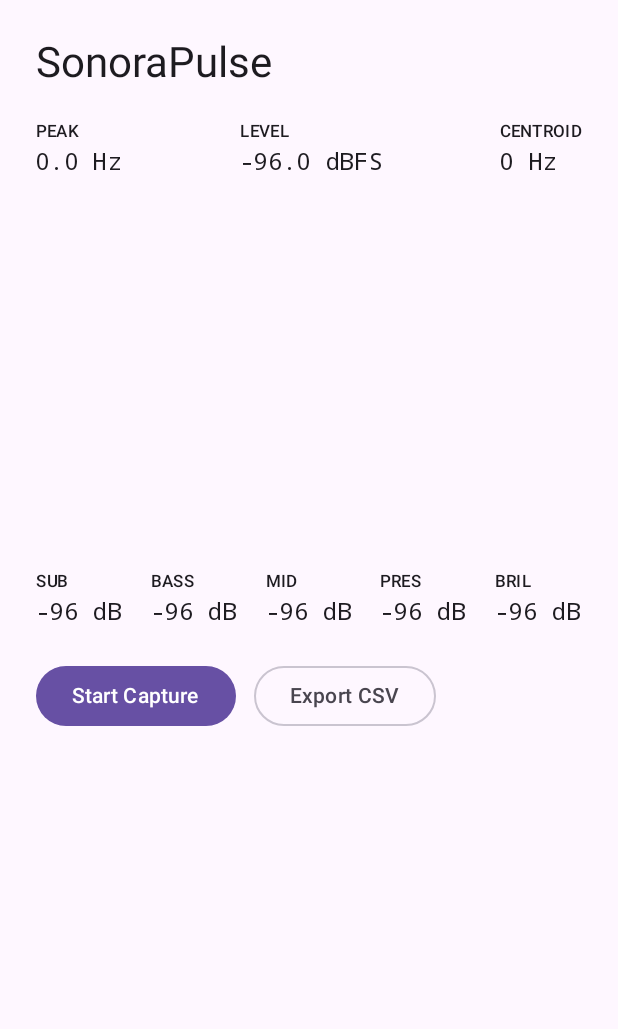
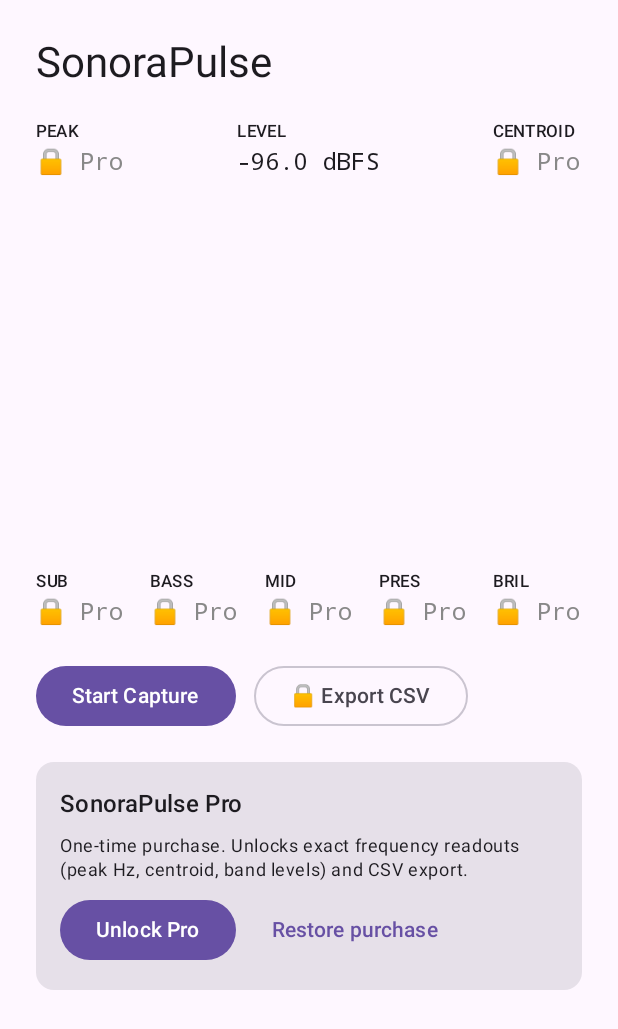
Before and after one commit to Tbarnard8991/SonoraPulse-, an Android app built with Jetpack Compose: the screen it shows after launch (MainActivity), on a phone screen of 412 x 824 dp. Shown: the top 1029 px of the screen. Run offline under Robolectric (Android 15) with nearby library versions, the phone set to English and light mode, and no system bars; libraries missing offline, so code that uses them is left out: com.android.billingclient; 9 statements that could not run were skipped.

Commit message:
Free app with one-time Pro unlock (Play Billing 8.3.0)

```diff
--- a/app/build.gradle.kts
+++ b/app/build.gradle.kts
@@ -19,7 +19,8 @@ android {
         targetSdk = 36       // Required by Google Play since Aug 31, 2026
         // Each cloud build gets a higher versionCode, which Google Play requires for every upload.
         versionCode = (System.getenv("GITHUB_RUN_NUMBER") ?: "1").toInt()
-        versionName = "1.0.${System.getenv("GITHUB_RUN_NUMBER") ?: "0"}"
+        // 1.1.x = free app with the one-time Pro unlock.
+        versionName = "1.1.${System.getenv("GITHUB_RUN_NUMBER") ?: "0"}"
 
         externalNativeBuild {
             cmake {
@@ -84,4 +85,6 @@ dependencies {
     implementation("androidx.lifecycle:lifecycle-viewmodel-compose:2.9.0")
     implementation("androidx.lifecycle:lifecycle-runtime-compose:2.9.0")
     implementation("com.google.oboe:oboe:1.11.0")
+    // Google Play Billing for the one-time "pro_unlock" in-app product.
+    implementation("com.android.billingclient:billing:8.3.0")
 }
--- a/app/src/main/AndroidManifest.xml
+++ b/app/src/main/AndroidManifest.xml
@@ -1,5 +1,7 @@
 <manifest xmlns:android="http://schemas.android.com/apk/res/android">
     <uses-permission android:name="android.permission.RECORD_AUDIO" />
+    <!-- Also merged in by the Play Billing library; declared here so it's explicit. -->
+    <uses-permission android:name="com.android.vending.BILLING" />
     <uses-feature android:name="android.hardware.microphone" android:required="true" />
 
     <application
--- a/app/src/main/java/com/sonorapulse/app/MainActivity.kt
+++ b/app/src/main/java/com/sonorapulse/app/MainActivity.kt
@@ -1,6 +1,9 @@
 package com.sonorapulse.app
 
 import android.Manifest
+import android.app.Activity
+import android.content.Context
+import android.content.ContextWrapper
 import android.content.pm.PackageManager
 import android.os.Bundle
 import android.widget.Toast
@@ -10,6 +13,8 @@ import androidx.activity.compose.setContent
 import androidx.activity.enableEdgeToEdge
 import androidx.activity.result.contract.ActivityResultContracts
 import androidx.compose.foundation.Canvas
+import androidx.compose.foundation.rememberScrollState
+import androidx.compose.foundation.verticalScroll
 import androidx.compose.foundation.layout.*
 import androidx.compose.material3.*
 import androidx.compose.runtime.*
@@ -19,12 +24,14 @@ import androidx.compose.ui.geometry.Size
 import androidx.compose.ui.graphics.Color
 import androidx.compose.ui.platform.LocalContext
 import androidx.compose.ui.text.font.FontFamily
+import androidx.compose.ui.text.font.FontWeight
 import androidx.compose.ui.unit.dp
 import androidx.core.content.ContextCompat
 import androidx.lifecycle.Lifecycle
 import androidx.lifecycle.compose.LifecycleEventEffect
 import androidx.lifecycle.compose.collectAsStateWithLifecycle
 import androidx.lifecycle.viewmodel.compose.viewModel
+import com.sonorapulse.app.billing.ProBilling
 import com.sonorapulse.app.export.ExportResult
 import com.sonorapulse.app.ui.SonoraPulseViewModel
 
@@ -32,6 +39,7 @@ class MainActivity : ComponentActivity() {
     override fun onCreate(savedInstanceState: Bundle?) {
         enableEdgeToEdge() // mandatory look on API 36; content must handle insets
         super.onCreate(savedInstanceState)
+        ProBilling.init(this)
         setContent {
             MaterialTheme {
                 Surface(modifier = Modifier.fillMaxSize()) {
@@ -40,6 +48,21 @@ class MainActivity : ComponentActivity() {
             }
         }
     }
+
+    override fun onResume() {
+        super.onResume()
+        // Restores Pro (or picks up a purchase finished elsewhere) and acknowledges it if needed.
+        ProBilling.refreshPurchases()
+    }
+}
+
+private fun Context.findActivity(): Activity? {
+    var c: Context? = this
+    while (c is ContextWrapper) {
+        if (c is Activity) return c
+        c = c.baseContext
+    }
+    return null
 }
 
 @Composable
@@ -48,6 +71,16 @@ fun SonoraPulseScreen(vm: SonoraPulseViewModel = viewModel()) {
     val telemetry by vm.telemetry.collectAsStateWithLifecycle()
     val isRunning by vm.isRunning.collectAsStateWithLifecycle()
     val sampleRate by vm.sampleRate.collectAsStateWithLifecycle()
+    val isPro by ProBilling.isPro.collectAsStateWithLifecycle()
+    val proPrice by ProBilling.price.collectAsStateWithLifecycle()
+
+    LaunchedEffect(Unit) {
+        ProBilling.messages.collect { Toast.makeText(context, it, Toast.LENGTH_LONG).show() }
+    }
+    val buyPro: () -> Unit = {
+        val activity = context.findActivity()
+        if (activity != null) ProBilling.buyPro(activity)
+    }
 
     // Android blocks mic input for backgrounded apps, so stop cleanly instead.
     LifecycleEventEffect(Lifecycle.Event.ON_STOP) { vm.stopIfRunning() }
@@ -63,15 +96,31 @@ fun SonoraPulseScreen(vm: SonoraPulseViewModel = viewModel()) {
         modifier = Modifier
             .fillMaxSize()
             .safeDrawingPadding()
+            .verticalScroll(rememberScrollState())
             .padding(24.dp),
         verticalArrangement = Arrangement.spacedBy(20.dp)
     ) {
-        Text("SonoraPulse", style = MaterialTheme.typography.headlineMedium)
+        Row(
+            modifier = Modifier.fillMaxWidth(),
+            horizontalArrangement = Arrangement.SpaceBetween,
+            verticalAlignment = androidx.compose.ui.Alignment.CenterVertically
+        ) {
+            Text("SonoraPulse", style = MaterialTheme.typography.headlineMedium)
+            if (isPro) {
+                Text(
+                    "PRO",
+                    color = Color(0xFF1D4ED8),
+                    fontWeight = FontWeight.Bold,
+                    style = MaterialTheme.typography.labelLarge
+                )
+            }
+        }
 
+        // Exact frequency numbers are Pro; the level meter stays free.
         Row(modifier = Modifier.fillMaxWidth(), horizontalArrangement = Arrangement.SpaceBetween) {
-            MetricText("PEAK", "%.1f Hz".format(telemetry.peakFreqHz))
+            MetricText("PEAK", "%.1f Hz".format(telemetry.peakFreqHz), locked = !isPro)
             MetricText("LEVEL", "%.1f dBFS".format(telemetry.rmsDbfs))
-            MetricText("CENTROID", "%.0f Hz".format(telemetry.spectralCentroidHz))
+            MetricText("CENTROID", "%.0f Hz".format(telemetry.spectralCentroidHz), locked = !isPro)
         }
 
         Canvas(modifier = Modifier.fillMaxWidth().height(220.dp)) {
@@ -88,11 +137,11 @@ fun SonoraPulseScreen(vm: SonoraPulseViewModel = viewModel()) {
         }
 
         Row(modifier = Modifier.fillMaxWidth(), horizontalArrangement = Arrangement.SpaceBetween) {
-            MetricText("SUB", "%.0f dB".format(telemetry.subBassDb))
-            MetricText("BASS", "%.0f dB".format(telemetry.bassDb))
-            MetricText("MID", "%.0f dB".format(telemetry.midDb))
-            MetricText("PRES", "%.0f dB".format(telemetry.presenceDb))
-            MetricText("BRIL", "%.0f dB".format(telemetry.brillianceDb))
+            MetricText("SUB", "%.0f dB".format(telemetry.subBassDb), locked = !isPro)
+            MetricText("BASS", "%.0f dB".format(telemetry.bassDb), locked = !isPro)
+            MetricText("MID", "%.0f dB".format(telemetry.midDb), locked = !isPro)
+            MetricText("PRES", "%.0f dB".format(telemetry.presenceDb), locked = !isPro)
+            MetricText("BRIL", "%.0f dB".format(telemetry.brillianceDb), locked = !isPro)
         }
 
         if (sampleRate > 0) {
@@ -114,7 +163,7 @@ fun SonoraPulseScreen(vm: SonoraPulseViewModel = viewModel()) {
             }
 
             OutlinedButton(onClick = {
-                vm.exportHistory(context) { result ->
+                if (!isPro) buyPro() else vm.exportHistory(context) { result ->
                     val msg = when (result) {
                         is ExportResult.Saved -> "Saved ${result.fileName} to Downloads/SonoraPulse"
                         ExportResult.NoSamples -> "No samples yet. Start a capture first."
@@ -123,16 +172,47 @@ fun SonoraPulseScreen(vm: SonoraPulseViewModel = viewModel()) {
                     Toast.makeText(context, msg, Toast.LENGTH_SHORT).show()
                 }
             }) {
-                Text("Export CSV")
+                Text(if (isPro) "Export CSV" else "\uD83D\uDD12 Export CSV")
+            }
+        }
+
+        if (!isPro) {
+            Card(modifier = Modifier.fillMaxWidth()) {
+                Column(
+                    modifier = Modifier.padding(16.dp),
+                    verticalArrangement = Arrangement.spacedBy(8.dp)
+                ) {
+                    Text("SonoraPulse Pro", style = MaterialTheme.typography.titleMedium)
+                    Text(
+                        "One-time purchase. Unlocks exact frequency readouts (peak Hz, centroid, band levels) and CSV export.",
+                        style = MaterialTheme.typography.bodySmall
+                    )
+                    Row(
+                        horizontalArrangement = Arrangement.spacedBy(12.dp),
+                        verticalAlignment = androidx.compose.ui.Alignment.CenterVertically
+                    ) {
+                        Button(onClick = buyPro) {
+                            Text(proPrice?.let { "Unlock Pro \u00B7 $it" } ?: "Unlock Pro")
+                        }
+                        TextButton(onClick = { ProBilling.refreshPurchases(userInitiated = true) }) {
+                            Text("Restore purchase")
+                        }
+                    }
+                }
             }
         }
     }
 }
 
 @Composable
-fun MetricText(label: String, value: String) {
+fun MetricText(label: String, value: String, locked: Boolean = false) {
     Column {
         Text(label, style = MaterialTheme.typography.labelSmall)
-        Text(value, fontFamily = FontFamily.Monospace, style = MaterialTheme.typography.titleMedium)
+        Text(
+            if (locked) "\uD83D\uDD12 Pro" else value,
+            fontFamily = FontFamily.Monospace,
+            style = MaterialTheme.typography.titleMedium,
+            color = if (locked) Color.Gray else Color.Unspecified
+        )
     }
 }
--- /dev/null
+++ b/app/src/main/java/com/sonorapulse/app/billing/ProBilling.kt
@@ -0,0 +1,323 @@
+package com.sonorapulse.app.billing
+
+import android.app.Activity
+import android.content.Context
+import android.content.SharedPreferences
+import android.util.Log
+import com.android.billingclient.api.AcknowledgePurchaseParams
+import com.android.billingclient.api.BillingClient
+import com.android.billingclient.api.BillingClientStateListener
+import com.android.billingclient.api.BillingFlowParams
+import com.android.billingclient.api.BillingResult
+import com.android.billingclient.api.PendingPurchasesParams
+import com.android.billingclient.api.ProductDetails
+import com.android.billingclient.api.Purchase
+import com.android.billingclient.api.PurchasesUpdatedListener
+import com.android.billingclient.api.QueryProductDetailsParams
+import com.android.billingclient.api.QueryPurchasesParams
+import kotlinx.coroutines.flow.MutableSharedFlow
+import kotlinx.coroutines.flow.MutableStateFlow
+import kotlinx.coroutines.flow.SharedFlow
+import kotlinx.coroutines.flow.StateFlow
+import kotlinx.coroutines.flow.asSharedFlow
+import kotlinx.coroutines.flow.asStateFlow
+
+/**
+ * One-time "Pro" unlock through Google Play Billing (non-consumable in-app product).
+ *
+ * - The entitlement is cached in SharedPreferences so Pro works offline.
+ * - On every app start/resume, queryPurchasesAsync() restores (or revokes, after a refund) Pro.
+ * - Purchases are acknowledged; Google refunds unacknowledged purchases after 3 days.
+ * - If Play billing is unavailable or the product isn't set up in Play Console yet,
+ *   the user sees a friendly message and the app keeps working on the free tier.
+ */
+object ProBilling {
+    const val PRODUCT_ID = "pro_unlock"
+    private const val TAG = "ProBilling"
+    private const val PREFS = "sonorapulse_prefs"
+    private const val KEY_PRO = "pro_unlocked"
+    private const val NOT_AVAILABLE = "Pro isn't available yet. Please check back soon."
+
+    private val _isPro = MutableStateFlow(false)
+    val isPro: StateFlow<Boolean> = _isPro.asStateFlow()
+
+    /** Formatted store price (e.g. "$4.99") once Play returns the product, else null. */
+    private val _price = MutableStateFlow<String?>(null)
+    val price: StateFlow<String?> = _price.asStateFlow()
+
+    /** Short user-facing messages (shown as toasts). */
+    private val _messages = MutableSharedFlow<String>(extraBufferCapacity = 8)
+    val messages: SharedFlow<String> = _messages.asSharedFlow()
+
+    private var prefs: SharedPreferences? = null
+    private var client: BillingClient? = null
+    @Volatile private var productDetails: ProductDetails? = null
+    @Volatile private var connecting = false
+    @Volatile private var pendingPurchaseActivity: java.lang.ref.WeakReference<Activity>? = null
+    @Volatile private var restoreRequestedByUser = false
+
+    private val purchasesListener = PurchasesUpdatedListener { result, purchases ->
+        when (result.responseCode) {
+            BillingClient.BillingResponseCode.OK -> purchases?.forEach { handlePurchase(it, fromPurchaseFlow = true) }
+            BillingClient.BillingResponseCode.USER_CANCELED -> Unit
+            BillingClient.BillingResponseCode.ITEM_ALREADY_OWNED -> {
+                emit("You already own Pro. Restoring it now.")
+                refreshPurchases()
+            }
+            else -> {
+                Log.w(TAG, "Purchase failed: ${result.responseCode} ${result.debugMessage}")
+                emit(friendlyError(result))
+            }
+        }
+    }
+
+    /** Call once from Activity.onCreate. Safe to call more than once. */
+    fun init(context: Context) {
+        val app = context.applicationContext
+        if (prefs == null) {
+            prefs = app.getSharedPreferences(PREFS, Context.MODE_PRIVATE)
+            _isPro.value = prefs?.getBoolean(KEY_PRO, false) ?: false
+        }
+        if (client == null) {
+            client = try {
+                BillingClient.newBuilder(app)
+                    .setListener(purchasesListener)
+                    .enablePendingPurchases(
+                        PendingPurchasesParams.newBuilder().enableOneTimeProducts().build()
+                    )
+                    .enableAutoServiceReconnection()
+                    .build()
+            } catch (t: Throwable) {
+                Log.e(TAG, "Could not create BillingClient", t)
+                null
+            }
+        }
+        connect()
+    }
+
+    private fun connect(onReady: (() -> Unit)? = null) {
+        val c = client ?: return
+        if (c.isReady) {
+            onReady?.invoke(); return
+        }
+        if (connecting) {
+            if (onReady != null) emit("Connecting to Google Play. Try again in a moment.")
+            return
+        }
+        connecting = true
+        try {
+            c.startConnection(object : BillingClientStateListener {
+                override fun onBillingSetupFinished(result: BillingResult) {
+                    connecting = false
+                    if (result.responseCode == BillingClient.BillingResponseCode.OK) {
+                        queryProduct()
+                        refreshPurchases()
+                        onReady?.invoke()
+                    } else {
+                        Log.w(TAG, "Billing setup failed: ${result.responseCode} ${result.debugMessage}")
+                        if (onReady != null || restoreRequestedByUser) {
+                            restoreRequestedByUser = false
+                            emit(friendlyError(result))
+                        }
+                    }
+                }
+
+                override fun onBillingServiceDisconnected() {
+                    connecting = false
+                }
+            })
+        } catch (t: Throwable) {
+            connecting = false
+            Log.e(TAG, "startConnection crashed", t)
+            if (onReady != null || restoreRequestedByUser) {
+                restoreRequestedByUser = false
+                emit(NOT_AVAILABLE)
+            }
+        }
+    }
+
+    private fun queryProduct(onDone: (() -> Unit)? = null) {
+        val c = client ?: run { onDone?.invoke(); return }
+        val params = QueryProductDetailsParams.newBuilder()
+            .setProductList(
+                listOf(
+                    QueryProductDetailsParams.Product.newBuilder()
+                        .setProductId(PRODUCT_ID)
+                        .setProductType(BillingClient.ProductType.INAPP)
+                        .build()
+                )
+            )
+            .build()
+        try {
+            c.queryProductDetailsAsync(params) { result, detailsResult ->
+                if (result.responseCode == BillingClient.BillingResponseCode.OK) {
+                    val details = detailsResult.productDetailsList.firstOrNull { it.productId == PRODUCT_ID }
+                    productDetails = details
+                    _price.value = details?.oneTimePurchaseOfferDetails?.formattedPrice
+                } else {
+                    Log.w(TAG, "Product query failed: ${result.responseCode} ${result.debugMessage}")
+                }
+                onDone?.invoke()
+            }
+        } catch (t: Throwable) {
+            Log.e(TAG, "queryProductDetailsAsync crashed", t)
+            onDone?.invoke()
+        }
+    }
+
+    /** Restores Pro from Play (call on start/resume, and from "Restore purchase"). */
+    fun refreshPurchases(userInitiated: Boolean = false) {
+        val c = client
+        if (c == null) {
+            if (userInitiated) emit(NOT_AVAILABLE)
+            return
+        }
+        if (!c.isReady) {
+            // A successful connection runs refreshPurchases() itself; the flag makes it report back.
+            if (userInitiated) restoreRequestedByUser = true
+            connect()
+            return
+        }
+        val params = QueryPurchasesParams.newBuilder()
+            .setProductType(BillingClient.ProductType.INAPP)
+            .build()
+        try {
+            c.queryPurchasesAsync(params) { result, purchases ->
+                val wasUser = userInitiated || restoreRequestedByUser
+                restoreRequestedByUser = false
+                if (result.responseCode != BillingClient.BillingResponseCode.OK) {
+                    // Keep the cached entitlement; never take Pro away on a network error.
+                    Log.w(TAG, "Purchase query failed: ${result.responseCode} ${result.debugMessage}")
+                    if (wasUser) emit(friendlyError(result))
+                    return@queryPurchasesAsync
+                }
+                val pro = purchases.filter { PRODUCT_ID in it.products }
+                val owned = pro.firstOrNull { it.purchaseState == Purchase.PurchaseState.PURCHASED }
+                if (owned != null) {
+                    handlePurchase(owned, fromPurchaseFlow = false)
+                    if (wasUser) emit("Pro restored. Thanks for your support!")
+                } else {
+                    // Play says it isn't owned (never bought, or refunded): lock Pro.
+                    setPro(false)
+                    if (pro.any { it.purchaseState == Purchase.PurchaseState.PENDING }) {
+                        if (wasUser) emit("Your Pro purchase is still pending. It unlocks once payment completes.")
+                    } else if (wasUser) {
+                        emit("No Pro purchase found for this Google account.")
+                    }
+                }
+            }
+        } catch (t: Throwable) {
+            Log.e(TAG, "queryPurchasesAsync crashed", t)
+            if (userInitiated) emit(NOT_AVAILABLE)
+        }
+    }
+
+    /** Starts the Google Play purchase sheet for Pro. */
+    fun buyPro(activity: Activity) {
+        val c = client
+        if (c == null) {
+            emit(NOT_AVAILABLE); return
+        }
+        if (!c.isReady) {
+            pendingPurchaseActivity = java.lang.ref.WeakReference(activity)
+            connect {
+                val a = pendingPurchaseActivity?.get()
+                pendingPurchaseActivity = null
+                if (a != null) a.runOnUiThread { buyPro(a) }
+            }
+            return
+        }
+        val details = productDetails
+        if (details == null) {
+            // Product may not exist in Play Console yet; try once more, then explain.
+            queryProduct {
+                activity.runOnUiThread {
+                    if (productDetails != null) launch(activity, c, productDetails!!)
+                    else emit(NOT_AVAILABLE)
+                }
+            }
+            return
+        }
+        launch(activity, c, details)
+    }
+
+    private fun launch(activity: Activity, c: BillingClient, details: ProductDetails) {
+        try {
+            val params = BillingFlowParams.newBuilder()
+                .setProductDetailsParamsList(
+                    listOf(
+                        BillingFlowParams.ProductDetailsParams.newBuilder()
+                            .setProductDetails(details)
+                            .build()
+                    )
+                )
+                .build()
+            val result = c.launchBillingFlow(activity, params)
+            when (result.responseCode) {
+                BillingClient.BillingResponseCode.OK -> Unit
+                BillingClient.BillingResponseCode.ITEM_ALREADY_OWNED -> {
+                    emit("You already own Pro. Restoring it now.")
+                    refreshPurchases()
+                }
+                else -> emit(friendlyError(result))
+            }
+        } catch (t: Throwable) {
+            Log.e(TAG, "launchBillingFlow crashed", t)
+            emit(NOT_AVAILABLE)
+        }
+    }
+
+    private fun handlePurchase(purchase: Purchase, fromPurchaseFlow: Boolean) {
+        if (PRODUCT_ID !in purchase.products) return
+        when (purchase.purchaseState) {
+            Purchase.PurchaseState.PURCHASED -> {
+                val wasPro = _isPro.value
+                setPro(true)
+                if (fromPurchaseFlow && !wasPro) emit("Pro unlocked. Thanks for your support!")
+                if (!purchase.isAcknowledged) acknowledge(purchase)
+            }
+            Purchase.PurchaseState.PENDING ->
+                emit("Purchase pending. Pro unlocks as soon as payment completes.")
+            else -> Unit
+        }
+    }
+
+    private fun acknowledge(purchase: Purchase, attempt: Int = 1) {
+        val c = client ?: return
+        val params = AcknowledgePurchaseParams.newBuilder()
+            .setPurchaseToken(purchase.purchaseToken)
+            .build()
+        try {
+            c.acknowledgePurchase(params) { result ->
+                if (result.responseCode != BillingClient.BillingResponseCode.OK) {
+                    Log.w(TAG, "Acknowledge failed (attempt $attempt): ${result.responseCode} ${result.debugMessage}")
+                    // Retried automatically on next start via refreshPurchases(); one quick retry now.
+                    if (attempt < 2) acknowledge(purchase, attempt + 1)
+                }
+            }
+        } catch (t: Throwable) {
+            Log.e(TAG, "acknowledgePurchase crashed", t)
+        }
+    }
+
+    private fun setPro(value: Boolean) {
+        _isPro.value = value
+        prefs?.edit()?.putBoolean(KEY_PRO, value)?.apply()
+    }
+
+    private fun emit(message: String) {
+        _messages.tryEmit(message)
+    }
+
+    private fun friendlyError(result: BillingResult): String = when (result.responseCode) {
+        BillingClient.BillingResponseCode.BILLING_UNAVAILABLE,
+        BillingClient.BillingResponseCode.ITEM_UNAVAILABLE,
+        BillingClient.BillingResponseCode.FEATURE_NOT_SUPPORTED,
+        BillingClient.BillingResponseCode.DEVELOPER_ERROR -> NOT_AVAILABLE
+        BillingClient.BillingResponseCode.SERVICE_UNAVAILABLE,
+        BillingClient.BillingResponseCode.SERVICE_DISCONNECTED,
+        BillingClient.BillingResponseCode.NETWORK_ERROR ->
+            "Couldn't reach Google Play. Check your connection and try again."
+        else -> "Something went wrong with Google Play. Please try again later."
+    }
+}
```
Also changed, not shown: 1 other file.
